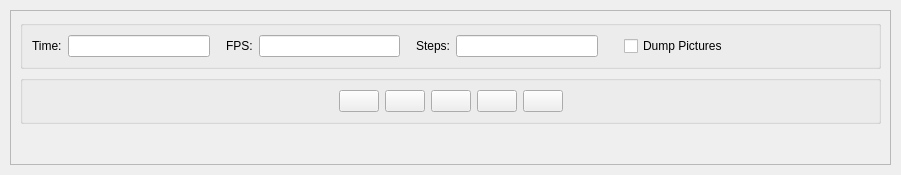
Before: the Qt Designer form src/gui/Animate.ui in openscad/openscad, drawn with Qt 5.
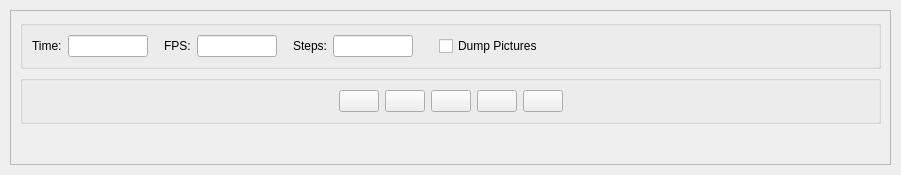
After: the same form once the commit is applied. Icons and pictures are not drawn.

Commit message: Fix animate window layout when narrow (fixes #6702)

What changed in the file:
```diff
--- a/src/gui/Animate.ui
+++ b/src/gui/Animate.ui
@@ -100,10 +100,16 @@
            <widget class="QLineEdit" name="e_tval">
             <property name="minimumSize">
              <size>
-              <width>120</width>
+              <width>60</width>
               <height>0</height>
              </size>
             </property>
+            <property name="maximumSize">
+             <size>
+              <width>80</width>
+              <height>16777215</height>
+             </size>
+            </property>
             <property name="alignment">
              <set>Qt::AlignRight|Qt::AlignTrailing|Qt::AlignVCenter</set>
             </property>
@@ -139,10 +145,16 @@
            <widget class="QLineEdit" name="e_fps">
             <property name="minimumSize">
              <size>
-              <width>120</width>
+              <width>60</width>
               <height>0</height>
              </size>
             </property>
+            <property name="maximumSize">
+             <size>
+              <width>80</width>
+              <height>16777215</height>
+             </size>
+            </property>
             <property name="alignment">
              <set>Qt::AlignRight|Qt::AlignTrailing|Qt::AlignVCenter</set>
             </property>
@@ -178,10 +190,16 @@
            <widget class="QLineEdit" name="e_fsteps">
             <property name="minimumSize">
              <size>
-              <width>120</width>
+              <width>60</width>
               <height>0</height>
              </size>
             </property>
+            <property name="maximumSize">
+             <size>
+              <width>80</width>
+              <height>16777215</height>
+             </size>
+            </property>
             <property name="alignment">
              <set>Qt::AlignRight|Qt::AlignTrailing|Qt::AlignVCenter</set>
             </property>
```
The commit also changes 2 other files.
